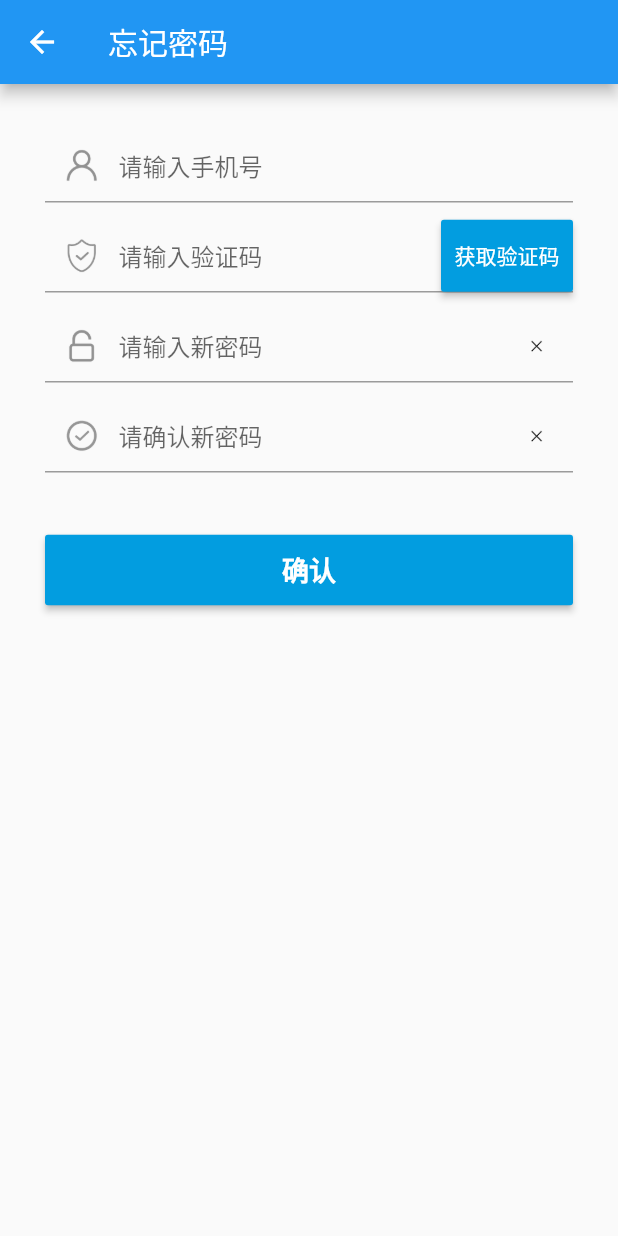
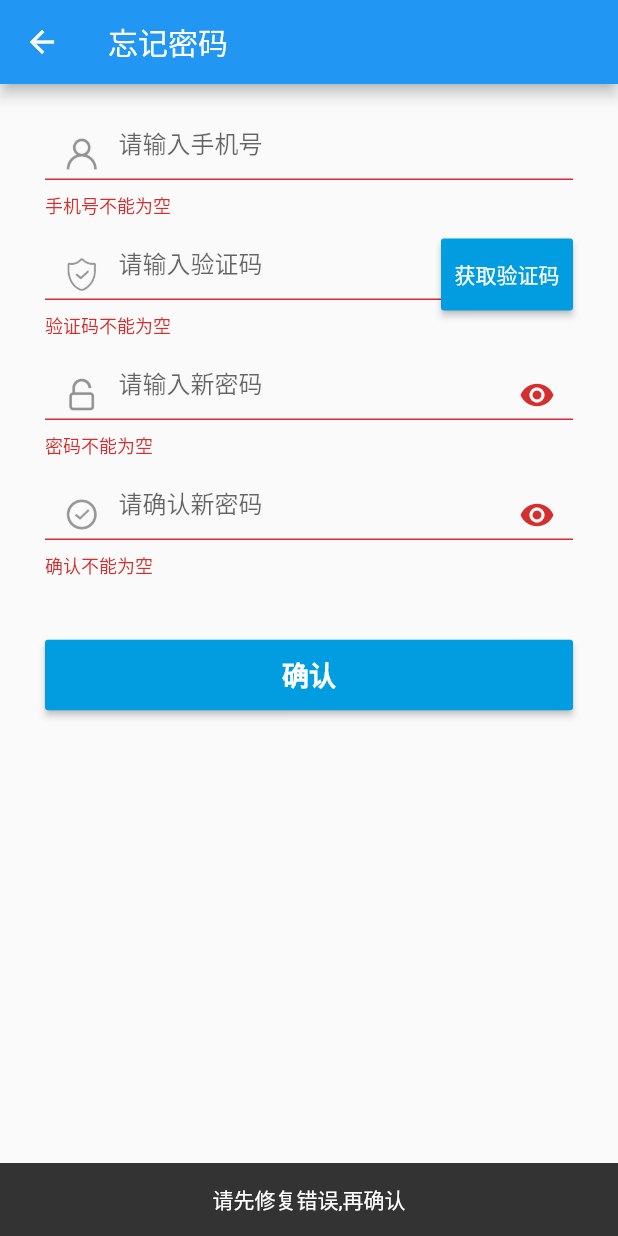
Before and after one commit to asmh1989/flutter_message, a Flutter app: the PasswordPage screen opened by its route, after a tap on "确认", on a phone screen of 412 x 824 dp. Run offline on Flutter 3.47's test engine with Material 2 defaults, Android fonts, the light colour scheme and no system bars; our stand-ins replace shared_preferences; accounts and stored records are empty; statements that could not run were skipped.

Commit message:
完成忘记密码界面

```diff
--- a/lib/pages/login.dart
+++ b/lib/pages/login.dart
@@ -27,7 +27,7 @@ class LoginPage extends StatefulWidget {
 
 class LoginPageState extends State<LoginPage> {
   Cache _cache ;
-  String _username, _passwd;
+  String _username, _password;
   bool _remember,  _loading=false;
 
   @override
@@ -36,9 +36,8 @@ class LoginPageState extends State<LoginPage> {
 
     _cache = Cache.instance;
     _username = _cache.username??'';
-    _passwd = _cache.passwd??'';
+    _password = _cache.passwd??'';
     _remember = _cache.remember?? false;
-
 
   }
 
@@ -67,8 +66,6 @@ class LoginPageState extends State<LoginPage> {
     setState(() {
       _loading = true;
     });
-
-
 
     http.Response response= await NetWork.post(NetWork.LOGIN, {
       'Unm': _userKey.currentState.text,
@@ -164,7 +161,7 @@ class LoginPageState extends State<LoginPage> {
                   child: new ClearTextFieldForm(
                     key: _passwdKey,
                     obscureText: true,
-                    initialValue: _passwd,
+                    initialValue: _password,
                     style: Style.inputTextStyle,
                     hintStyle: Style.inputTextStyle,
                     hintText: '请输入密码',
--- a/lib/pages/passwd.dart
+++ b/lib/pages/passwd.dart
@@ -1,11 +1,18 @@
 import 'dart:async';
 
 import 'package:flutter/material.dart';
+import 'package:http/http.dart' as http;
 
 import '../utils/style.dart';
 import '../utils/assets.dart';
 import '../utils/cache.dart';
 import '../ui/clearTextFieldForm.dart';
+import '../ui/passwordField.dart';
+
+import '../utils/func.dart';
+import '../utils/network.dart';
+
+const double SPACE = 20.0;
 
 class PasswordPage extends StatefulWidget{
   const PasswordPage({Key key}): super(key: key);
@@ -18,51 +25,190 @@ class PasswordPage extends StatefulWidget{
   }
 }
 
-enum RightWidgetType {
-  PHONE,
-  MESSAGE,
-  PASSWORD,
+class PersonData {
+  String username = '';
+  String phoneCode= '';
+  String password_1 = '';
+  String password_2 = '';
 }
-
 
 class PasswordState extends State<PasswordPage>{
 
-  String _username;
+  String _username = '';
+  bool _loading = false;
 
-  Widget _getRightWidget(RightWidgetType type) {
-    switch(type){
-      case RightWidgetType.PHONE:
-        return
-          new GestureDetector(
-              onTap: () {
+  bool _autovalidate = false;
+  bool _formWasEdited = false;
 
-              },
-              child: new Padding(
-                padding: EdgeInsets.symmetric(horizontal: 6.0),
-                child: new Image.asset(
-                  ImageAssets.clearfill,
-                  height: 20.0,
-                  fit: BoxFit.fill,
-                  color: Colors.black38,
-                ),
-              )
-          );
-      case RightWidgetType.PASSWORD:
-        return new GestureDetector(
-            onTap: (){
+  PersonData person = new PersonData();
 
-            },
-            child: new Padding(
-              padding: EdgeInsets.all(12.0),
-              child: new Image.asset(
-                ImageAssets.ic_close_dialog,
+
+  final GlobalKey<FormState> _formKey = new GlobalKey<FormState>();
+  final GlobalKey<ScaffoldState> _scaffoldKey = new GlobalKey<ScaffoldState>();
+  final GlobalKey<ClearTextFieldFormState> _userKey = new GlobalKey<ClearTextFieldFormState>();
+
+
+  @override
+  void initState() {
+    super.initState();
+
+    _username = Cache.instance.username?? '';
+  }
+
+  void _showMessage(String value) {
+    _scaffoldKey.currentState.showSnackBar(new SnackBar(
+        content: new Text(value, textAlign: TextAlign.center)
+    ));
+  }
+
+  Future<Null>  _handleSubmitted() async {
+    FocusScope.of(context).requestFocus(new FocusNode());
+
+    final FormState form = _formKey.currentState;
+    if (!form.validate()) {
+      _autovalidate = true; // Start validating on every change.
+      _showMessage('请先修复错误,再确认');
+      return;
+    } else {
+      form.save();
+    }
+
+    if(person.password_1 != person.password_2){
+      _showMessage('两次密码输入不一致');
+      return;
+    }
+
+    setState(() {
+      _loading = true;
+    });
+
+    http.Response response = await NetWork.post(NetWork.FIND_PWD, {
+      'Unm': person.username,
+      'Ver': person.phoneCode,
+      'Npd': person.password_1
+    });
+
+    Future.delayed(new Duration(milliseconds: 200), () async {
+      setState(() {
+        _loading = false;
+      });
+
+      if(response.statusCode == 200) {
+        print(response.body);
+
+        Map data = NetWork.decodeJson(response.body);
+        if(data['Code'] != 0){
+          _showMessage(data['Message']);
+        } else {
+          _showMessage('找回成功');
+          Future.delayed(new Duration(milliseconds: 200),(){
+            Navigator.pop(context);
+          });
+        }
+      }
+    });
+
+
+
+  }
+
+  String _validateName(String value) {
+    _formWasEdited = true;
+    if (value.isEmpty)
+      return '手机号不能为空';
+    if (!Func.validatePhone(value))
+      return '手机号码格式错误';
+    return null;
+  }
+
+  FormFieldValidator<String>  _validateNull(String msg){
+    return (String value) {
+      if(value.isEmpty){
+        return msg;
+      }
+
+      return null;
+    };
+  }
+
+  Future<Null> _getPhoneCode() async {
+
+    String phone = _userKey.currentState.text;
+    if(!Func.validatePhone(phone)) {
+      _userKey.currentState.clear();
+      _showMessage('手机号格式错误');
+      return;
+    }
+
+    setState(() {
+      _loading = true;
+    });
+
+    http.Response response= await NetWork.getPhoneCode(phone, false);
+
+    Future.delayed(new Duration(milliseconds: 200), () async {
+      setState(() {
+        _loading = false;
+      });
+
+      if(response.statusCode == 200) {
+        print(response.body);
+
+        Map data = NetWork.decodeJson(response.body);
+        if(data['Code'] != 0){
+          _showMessage(data['Message']);
+        } else {
+          _showMessage('已发送');
+        }
+      }
+    });
+  }
+
+  @override
+  Widget build(BuildContext context) {
+
+    List<Widget> children = <Widget>[
+      new Form (
+        key: _formKey,
+        autovalidate: _autovalidate,
+        child:new SingleChildScrollView(
+          child: new Column(
+            crossAxisAlignment: CrossAxisAlignment.stretch,
+            mainAxisAlignment: MainAxisAlignment.start,
+            children: <Widget>[
+              new Container(
+                  height: 60.0,
+                  child: new ClearTextFieldForm(
+                    key: _userKey,
+                    icon: new Image.asset(
+                      ImageAssets.icon_reg_account,
                       height: 25.0,
                       fit: BoxFit.fill,
                     ),
+                    hintText: '请输入手机号',
+                    initialValue: _username,
+                    keyboardType: TextInputType.phone,
+                    onSaved: (String value) { person.username = value;},
+                    validator: _validateName,
                   )
-        );
-      case RightWidgetType.MESSAGE:
-        return new RaisedButton(
+              ),
+              new SizedBox(height: SPACE),
+              new Container(
+                  height: 60.0,
+                  child:  new TextFormField(
+                    validator: _validateNull('验证码不能为空'),
+                    keyboardType: TextInputType.number,
+                    onSaved: (String value) { person.phoneCode = value; },
+                    decoration: new InputDecoration(
+                      prefixIcon: new Padding(
+                        padding: EdgeInsets.all(12.0),
+                        child: new Image.asset(
+                          ImageAssets.icon_reg_verification,
+                          height: 25.0,
+                          fit: BoxFit.fill,
+                        ),
+                      ),
+                      suffixIcon: new RaisedButton(
                         color: const Color(0xFF029de0),
                         highlightColor: const Color(0xFF029de0),
                         child: const Text('获取验证码',
@@ -74,83 +220,84 @@ class PasswordState extends State<PasswordPage>{
                             )
                         ),
                         padding: EdgeInsets.symmetric(vertical: 6.0),
-          onPressed: this._confirm,
-        );
-    }
-
-    return null;
-  }
-
-  Widget _getTextFeildForm(String imageName, String hintText, RightWidgetType type ) {
-    return new Container(
+                        onPressed: this._getPhoneCode,
+                      ),
+                      border: const UnderlineInputBorder(),
+                      hintText: '请输入验证码',
+                      contentPadding: EdgeInsets.symmetric(vertical: 12.0),
+                    ),
+                  )
+              ),
+              new SizedBox(height: SPACE),
+              new Container(
                 height: 60.0,
-        child:  new TextFormField(
-          obscureText: type == RightWidgetType.PASSWORD,
-          decoration: new InputDecoration(
-            prefixIcon: new Padding(
-              padding: EdgeInsets.all(12.0),
-              child: new Image.asset(
-                imageName,
+                child: new PasswordField(
+                  icon: new Image.asset(
+                    ImageAssets.icon_reg_password,
                     height: 25.0,
                     fit: BoxFit.fill,
                   ),
+                  hintText: '请输入新密码',
+                  validator: _validateNull('密码不能为空'),
+                  onSaved: (String value) {person.password_1 = value;},
                 ),
-            suffixIcon: _getRightWidget(type),
-            border: const UnderlineInputBorder(),
-            hintText: hintText,
-            contentPadding: EdgeInsets.symmetric(vertical: 12.0),
               ),
-        )
-    );
-  }
-  Future<Null> _confirm () async {
-  }
-
-  @override
-  void initState() {
-    super.initState();
-
-    _username = Cache.instance.username;
-  }
-
-  @override
-  Widget build(BuildContext context) {
-
-    List<Widget> children = <Widget>[
-      new Column(
-        crossAxisAlignment: CrossAxisAlignment.stretch,
-        mainAxisAlignment: MainAxisAlignment.start,
-        children: <Widget>[
+              new SizedBox(height: SPACE),
               new Container(
                 height: 60.0,
-              child: new ClearTextFieldForm(
+                child: new PasswordField(
                   icon: new Image.asset(
-                  ImageAssets.icon_reg_account,
+                    ImageAssets.icon_ensure_password,
                     height: 25.0,
                     fit: BoxFit.fill,
                   ),
-                hintText: '请输入手机号',
-                initialValue: _username,
-                keyboardType: TextInputType.phone,
-              )
+                  hintText: '请确认新密码',
+                  validator: _validateNull('确认不能为空'),
+                  onSaved: (String value) {person.password_2 = value;},
                 ),
-          _getTextFeildForm(ImageAssets.icon_reg_verification, '请输入验证码', RightWidgetType.MESSAGE),
-          _getTextFeildForm(ImageAssets.icon_reg_password, '请输入新密码', RightWidgetType.PASSWORD),
-          _getTextFeildForm(ImageAssets.icon_ensure_password, '请确认新密码', RightWidgetType.PASSWORD),
-          new SizedBox(height: MediaQuery.of(context).viewInsets.bottom > 0 ? 0.0 : 30.0),
+              ),
+              new SizedBox(height: SPACE* 2),
+//              new SizedBox(height: MediaQuery.of(context).viewInsets.bottom > 0 ? 0.0 : 30.0),
               new RaisedButton(
                 color: const Color(0xFF029de0),
                 highlightColor: const Color(0xFF029de0),
                 child: const Text('确认', style: Style.loginTextStyle),
                 padding: EdgeInsets.all(10.0),
-            onPressed: this._confirm,
+                onPressed: _handleSubmitted,
               ),
 
             ],
           ),
+        ),
+      ),
     ];
 
+    if(_loading){
+      children.add(
+          new Positioned.fill(
+              child: new GestureDetector(
+                  onTap: (){},
+                  behavior: HitTestBehavior.opaque,
+                  child: new Center(
+                      child: new Theme(
+                        data: new ThemeData(
+                          accentColor: Colors.red,
+                        ),
+                        child: new Container(
+                            height: 60.0,
+                            width: 60.0,
+                            child:new CircularProgressIndicator(
+                            )
+                        ),
+                      )
+                  )
+              )
+          )
+      );
+    }
+
     return new Scaffold(
+        key: _scaffoldKey,
         appBar: new AppBar(
           title: const Text('忘记密码'),
         ),
--- a/lib/ui/clearTextFieldForm.dart
+++ b/lib/ui/clearTextFieldForm.dart
@@ -12,6 +12,8 @@ class ClearTextFieldForm extends StatefulWidget {
   final bool obscureText;
   final TextInputType keyboardType;
   final ValueChanged<String> onFieldSubmitted;
+  final FormFieldSetter<String> onSaved;
+  final FormFieldValidator<String> validator;
 
 
   const ClearTextFieldForm({
@@ -23,7 +25,9 @@ class ClearTextFieldForm extends StatefulWidget {
     this.initialValue,
     this.obscureText,
     this.keyboardType,
-    this.onFieldSubmitted
+    this.onFieldSubmitted,
+    this.onSaved,
+    this.validator,
   }) : super (key: key);
 
   @override
@@ -82,6 +86,8 @@ class ClearTextFieldFormState extends State<ClearTextFieldForm> {
       style: widget.style,
       keyboardType: widget.keyboardType ?? TextInputType.text,
       onFieldSubmitted: widget.onFieldSubmitted,
+      onSaved: widget.onSaved,
+      validator: widget.validator,
       decoration: new InputDecoration(
         prefixIcon: new Padding(
           padding: EdgeInsets.all(12.0),
--- /dev/null
+++ b/lib/ui/passwordField.dart
@@ -0,0 +1,63 @@
+import 'package:flutter/material.dart';
+
+class PasswordField extends StatefulWidget {
+  const PasswordField({
+    this.fieldKey,
+    this.hintText,
+    this.labelText,
+    this.helperText,
+    this.onSaved,
+    this.validator,
+    this.onFieldSubmitted,
+    this.icon
+  });
+
+  final Widget icon;
+  final Key fieldKey;
+  final String hintText;
+  final String labelText;
+  final String helperText;
+  final FormFieldSetter<String> onSaved;
+  final FormFieldValidator<String> validator;
+  final ValueChanged<String> onFieldSubmitted;
+
+  @override
+  _PasswordFieldState createState() => new _PasswordFieldState();
+}
+
+class _PasswordFieldState extends State<PasswordField> {
+  bool _obscureText = true;
+
+  @override
+  Widget build(BuildContext context) {
+    return new TextFormField(
+      key: widget.fieldKey,
+      obscureText: _obscureText,
+      onSaved: widget.onSaved,
+      validator: widget.validator,
+      onFieldSubmitted: widget.onFieldSubmitted,
+      decoration: new InputDecoration(
+        border: const UnderlineInputBorder(),
+        prefixIcon: new Padding(
+          padding: EdgeInsets.all(12.0),
+          child: widget.icon,
+        ),
+        hintText: widget.hintText,
+        labelText: widget.labelText,
+        helperText: widget.helperText,
+        suffixIcon: new GestureDetector(
+          onTap: () {
+            setState(() {
+              _obscureText = !_obscureText;
+            });
+          },
+          child: new Padding(
+                padding: const EdgeInsets.all(12.0),
+                child: new Icon(_obscureText ? Icons.visibility : Icons.visibility_off),
+              )
+          ),
+        ),
+      );
+
+  }
+}
--- a/lib/utils/network.dart
+++ b/lib/utils/network.dart
@@ -1,7 +1,6 @@
 
 import 'dart:async';
 import 'dart:convert';
-import 'dart:developer';
 
 import 'package:http/http.dart' as http;
 
@@ -53,4 +52,13 @@ class NetWork {
       };
     }
   }
+
+  static Future<http.Response> getPhoneCode(String phone, bool isRegister) async {
+    Map<String, dynamic> params = {
+      'Unm': phone,
+      'Tp': isRegister ? '1' : '2'
+    };
+
+    return post(VERIFY, params);
+  }
 }
```
Lines whose indentation alone changed are shown as unchanged.
